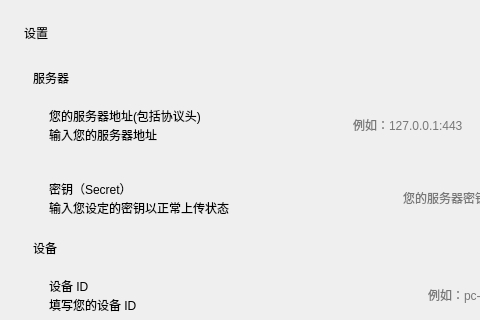
Old version of the form assets/ui/settings.ui in the repository xuanxuan1231/sleepy-client4mac; both pictures show x 0 to 480 and y 0 to 320 of the 675 by 752 pixel window.
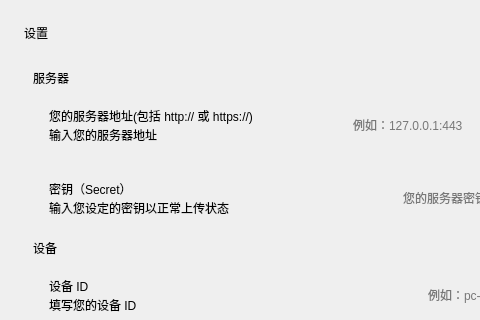
New version of the form. Custom widgets are drawn as their Qt base class.

Commit message: 更新 settings.ui

Patch:
```diff
--- a/assets/ui/settings.ui
+++ b/assets/ui/settings.ui
@@ -95,7 +95,7 @@
               <item>
                <widget class="StrongBodyLabel" name="StrongBodyLabel_7">
                 <property name="text">
-                 <string>您的服务器地址(包括协议头)</string>
+                 <string>您的服务器地址(包括 http:// 或 https://)</string>
                 </property>
                </widget>
               </item>
```
